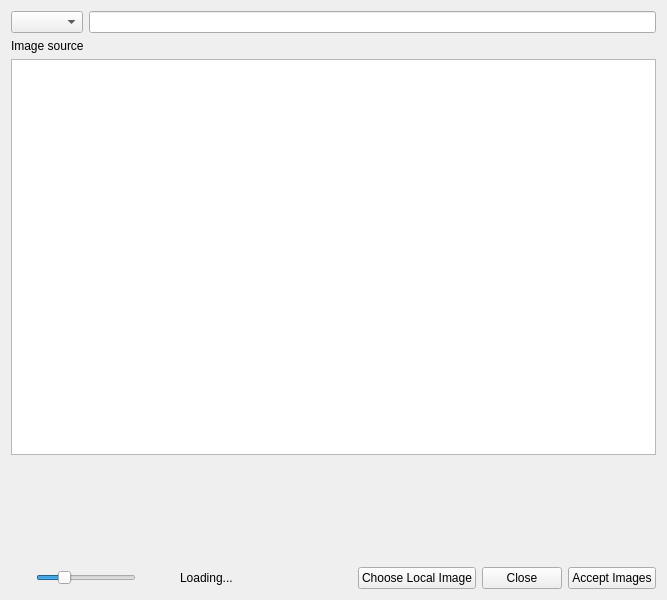
The window that globals/ImageDialog.ui (Komet/MediaElch) describes before a commit, drawn with Qt 5.
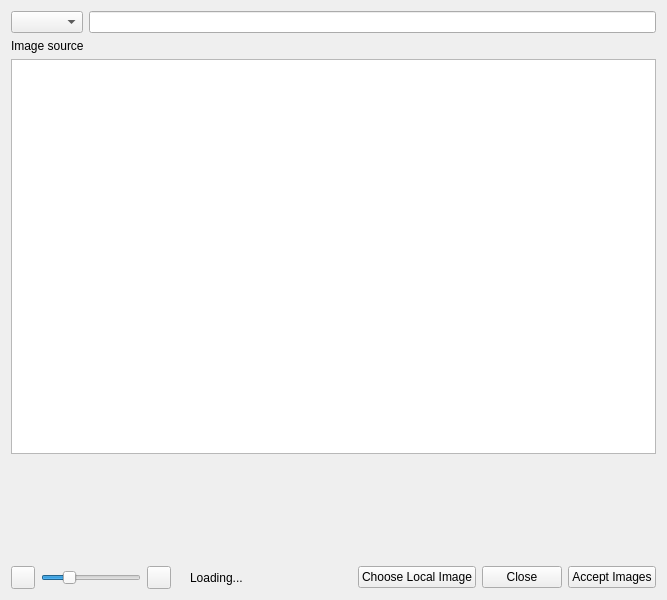
The same window after the commit. The open tabs and pages were chosen to show the change. Icons and pictures are not drawn. Custom widgets are drawn as their Qt base class.

```diff
--- a/globals/ImageDialog.ui
+++ b/globals/ImageDialog.ui
@@ -16,13 +16,6 @@
   <property name="windowTitle">
    <string>Choose an Image</string>
   </property>
-  <property name="styleSheet">
-   <string notr="true">/*
-#ImageDialog {
-	background-image: url(:/img/pattern_dark.png);
-}
-*/</string>
-  </property>
   <property name="modal">
    <bool>true</bool>
   </property>
@@ -136,11 +129,6 @@
          <property name="acceptDrops">
           <bool>true</bool>
          </property>
-         <property name="styleSheet">
-          <string notr="true">QTableWidget {
-	selection-background-color: transparent;
-}</string>
-         </property>
          <property name="editTriggers">
           <set>QAbstractItemView::NoEditTriggers</set>
          </property>
@@ -236,10 +224,6 @@
        <property name="toolTip">
         <string>Zoom out</string>
        </property>
-       <property name="styleSheet">
-        <string notr="true">border: 0px;
-background: transparent;</string>
-       </property>
        <property name="text">
         <string/>
        </property>
@@ -294,10 +278,6 @@
        <property name="toolTip">
         <string>Zoom in</string>
        </property>
-       <property name="styleSheet">
-        <string notr="true">border: 0px;
-background: transparent;</string>
-       </property>
        <property name="text">
         <string/>
        </property>
```
Left out of the diff: 3 changed lines with no effect on the pictures.
